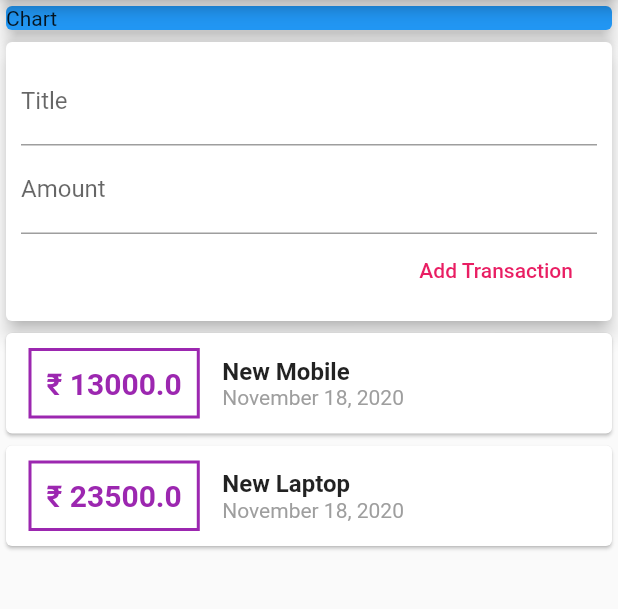
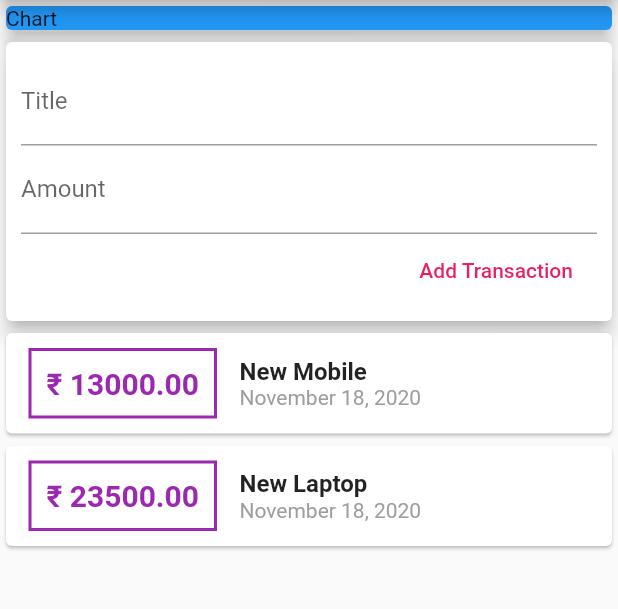
Before and after one commit to aryankush25/flutter_expenses_app, a Flutter app: the screen it shows after launch, after a tap on "Add Transaction", on a phone screen of 412 x 824 dp, the part 84-693 px from its top. Run offline on Flutter 3.47's test engine with Material 2 defaults, Android fonts, the phone set to English and light mode, and no system bars.

Commit message:
Validation and ListView.builder added

```diff
--- a/lib/main.dart
+++ b/lib/main.dart
@@ -26,7 +26,8 @@ class MyHomePage extends StatelessWidget {
       appBar: AppBar(
         title: Text('My Expenses App'),
       ),
-      body: Column(
+      body: SingleChildScrollView(
+        child: Column(
           crossAxisAlignment: CrossAxisAlignment.stretch,
           children: <Widget>[
             Container(
@@ -40,6 +41,7 @@ class MyHomePage extends StatelessWidget {
             UserTransactions(),
           ],
         ),
+      ),
     );
   }
 }
--- a/lib/widgets/new_transaction.dart
+++ b/lib/widgets/new_transaction.dart
@@ -7,6 +7,17 @@ class NewTransaction extends StatelessWidget {
   final amountController = TextEditingController();
 
   NewTransaction(this.addTx);
+
+  void submitData() {
+    final enteredTitle = titleController.text;
+    final enteredAmount = double.parse(amountController.text);
+
+    if (enteredTitle.isEmpty || enteredAmount <= 0) {
+      return;
+    }
+
+    addTx(enteredTitle, enteredAmount);
+  }
 
   @override
   Widget build(BuildContext context) {
@@ -22,22 +33,22 @@ class NewTransaction extends StatelessWidget {
                 labelText: 'Title',
               ),
               controller: titleController,
+              onSubmitted: (_) => submitData(),
             ),
             TextField(
               decoration: InputDecoration(
                 labelText: 'Amount',
               ),
               controller: amountController,
+              keyboardType: TextInputType.numberWithOptions(
+                decimal: true,
+              ),
+              onSubmitted: (_) => submitData(),
             ),
             FlatButton(
               child: Text('Add Transaction'),
               textColor: Colors.pink,
-              onPressed: () {
-                addTx(
-                  titleController.text,
-                  double.parse(amountController.text),
-                );
-              },
+              onPressed: submitData,
             )
           ],
         ),
--- a/lib/widgets/transaction_list.dart
+++ b/lib/widgets/transaction_list.dart
@@ -10,9 +10,10 @@ class TransactionList extends StatelessWidget {
 
   @override
   Widget build(BuildContext context) {
-    return Column(
-      children: transactions.map(
-        (tx) {
+    return Container(
+      height: 586,
+      child: ListView.builder(
+        itemBuilder: (context, index) {
           return Card(
             child: Row(
               children: <Widget>[
@@ -28,7 +29,7 @@ class TransactionList extends StatelessWidget {
                     width: 2,
                   )),
                   child: Text(
-                  '\₹ ${tx.amount}',
+                    '\₹ ${transactions[index].amount.toStringAsFixed(2)}',
                     style: TextStyle(
                         fontWeight: FontWeight.bold,
                         fontSize: 20,
@@ -39,22 +40,26 @@ class TransactionList extends StatelessWidget {
                   crossAxisAlignment: CrossAxisAlignment.start,
                   children: <Widget>[
                     Text(
-                    tx.title,
+                      transactions[index].title,
                       style: TextStyle(
                         fontWeight: FontWeight.bold,
                         fontSize: 16,
                       ),
                     ),
                     Text(
-                    DateFormat().add_yMMMMd().format(tx.date),
+                      DateFormat()
+                          .add_yMMMMd()
+                          .format(transactions[index].date),
                       style: TextStyle(color: Colors.grey),
                     ),
                   ],
                 )
               ],
-          ));
+            ),
+          );
         },
-      ).toList(),
+        itemCount: transactions.length,
+      ),
     );
   }
 }
--- a/lib/widgets/user_transaction.dart
+++ b/lib/widgets/user_transaction.dart
@@ -22,7 +22,7 @@ class _UserTransactionsState extends State<UserTransactions> {
       title: 'New Laptop',
       amount: 23500,
       date: DateTime.now(),
-    )
+    ),
   ];
 
   void _addNewTransaction(String txTitle, double txAmount) {
```
Lines whose indentation alone changed are shown as unchanged.
